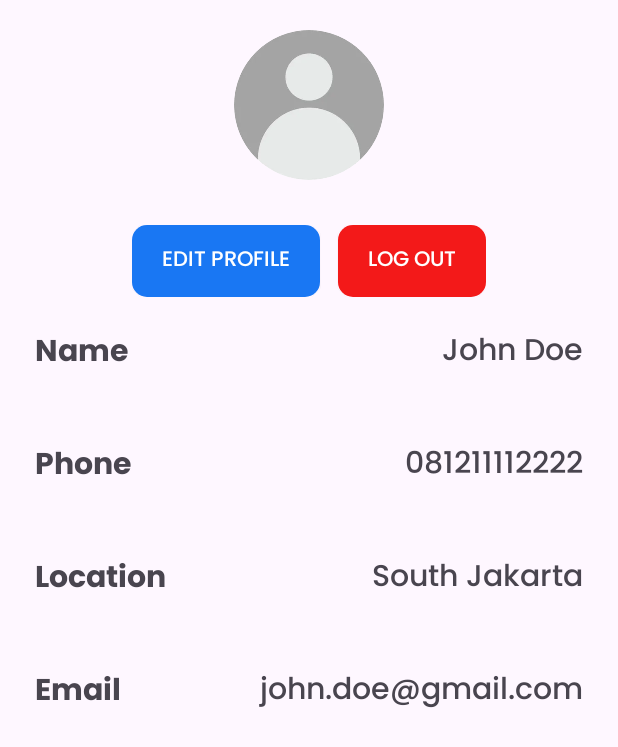
After one commit to ValenciusR/Loker.In, an Android app: the ProfilePelangganActivity screen opened directly, with no data from a screen before it, on a phone screen of 412 x 824 dp. The commit adds this screen. Shown: the top 747 px of the screen. Run offline under Robolectric (Android 15) with nearby library versions, the phone set to English and light mode, and no system bars; 1 statement that could not run was skipped.

Commit message:
Feat: Added profile pelanggan activity and page styling

```diff
--- a/app/src/main/AndroidManifest.xml
+++ b/app/src/main/AndroidManifest.xml
@@ -12,6 +12,9 @@
         android:supportsRtl="true"
         android:theme="@style/Theme.Lokerin"
         tools:targetApi="31">
+        <activity
+            android:name=".ProfilePelangganActivity"
+            android:exported="false" />
         <activity
             android:name=".CreateProfile_WorkExperience"
             android:exported="false" />
--- /dev/null
+++ b/app/src/main/java/com/example/lokerin/ProfilePelangganActivity.java
@@ -0,0 +1,24 @@
+package com.example.lokerin;
+
+import android.os.Bundle;
+
+import androidx.activity.EdgeToEdge;
+import androidx.appcompat.app.AppCompatActivity;
+import androidx.core.graphics.Insets;
+import androidx.core.view.ViewCompat;
+import androidx.core.view.WindowInsetsCompat;
+
+public class ProfilePelangganActivity extends AppCompatActivity {
+
+    @Override
+    protected void onCreate(Bundle savedInstanceState) {
+        super.onCreate(savedInstanceState);
+        EdgeToEdge.enable(this);
+        setContentView(R.layout.activity_profile_pelanggan);
+        ViewCompat.setOnApplyWindowInsetsListener(findViewById(R.id.main), (v, insets) -> {
+            Insets systemBars = insets.getInsets(WindowInsetsCompat.Type.systemBars());
+            v.setPadding(systemBars.left, systemBars.top, systemBars.right, systemBars.bottom);
+            return insets;
+        });
+    }
+}
--- /dev/null
+++ b/app/src/main/res/drawable/rounded_red_button.xml
@@ -0,0 +1,5 @@
+<?xml version="1.0" encoding="utf-8"?>
+<shape xmlns:android="http://schemas.android.com/apk/res/android">
+    <solid android:color="#F31919" />
+    <corners android:radius="10dp" />
+</shape>
--- /dev/null
+++ b/app/src/main/res/layout/activity_profile_pelanggan.xml
@@ -0,0 +1,157 @@
+<?xml version="1.0" encoding="utf-8"?>
+<LinearLayout xmlns:android="http://schemas.android.com/apk/res/android"
+    android:layout_width="match_parent"
+    android:layout_height="match_parent"
+    xmlns:app="http://schemas.android.com/apk/res-auto"
+    android:orientation="vertical">
+
+
+    <com.google.android.material.imageview.ShapeableImageView
+        android:layout_width="100sp"
+        android:layout_height="100sp"
+        android:id="@+id/iv_profile_profilePelangganPage"
+        app:shapeAppearanceOverlay="@style/roundedProfileImage"
+        android:src="@drawable/default_no_profile_icon"
+        android:scaleType="centerCrop"
+        android:layout_gravity="center"
+        android:layout_marginTop="20sp"/>
+
+    <LinearLayout
+        android:layout_width="wrap_content"
+        android:layout_height="wrap_content"
+        android:layout_gravity="center"
+        android:orientation="horizontal"
+        android:layout_marginTop="30sp">
+
+        <androidx.appcompat.widget.AppCompatButton
+            android:id="@+id/acb_editProfile_profilePelangganPage"
+            android:layout_width="wrap_content"
+            android:layout_height="wrap_content"
+            android:text="Edit Profile"
+            android:textColor="#FFFFFF"
+            android:paddingHorizontal="20sp"
+            android:paddingVertical="10sp"
+            android:layout_marginRight="12sp"
+            android:backgroundTint="@null"
+            android:background="@drawable/rounded_blue_button"
+            android:fontFamily="@font/poppins_medium"/>
+
+        <androidx.appcompat.widget.AppCompatButton
+            android:id="@+id/acb_logOut_profilePelangganPage"
+            android:layout_width="wrap_content"
+            android:layout_height="wrap_content"
+            android:text="Log Out"
+            android:textColor="#FFFFFF"
+            android:paddingHorizontal="20sp"
+            android:paddingVertical="10sp"
+            android:backgroundTint="@null"
+            android:background="@drawable/rounded_red_button"
+            android:fontFamily="@font/poppins_medium"/>
+
+    </LinearLayout>
+
+    <LinearLayout
+        android:layout_width="match_parent"
+        android:layout_height="wrap_content"
+        android:orientation="horizontal"
+        android:layout_marginHorizontal="23sp"
+        android:layout_marginVertical="20sp">
+
+        <TextView
+            android:layout_width="wrap_content"
+            android:layout_height="wrap_content"
+            android:text="Name"
+            android:layout_gravity="start"
+            android:textSize="20sp"
+            android:fontFamily="@font/poppins_bold"/>
+
+        <TextView
+            android:id="@+id/tv_name_profilePelangganPage"
+            android:layout_width="match_parent"
+            android:layout_height="wrap_content"
+            android:text="John Doe"
+            android:gravity="end"
+            android:textSize="20sp"
+            android:fontFamily="@font/poppins_medium"/>
+
+    </LinearLayout>
+
+    <LinearLayout
+        android:layout_width="match_parent"
+        android:layout_height="wrap_content"
+        android:orientation="horizontal"
+        android:layout_marginHorizontal="23sp"
+        android:layout_marginVertical="20sp">
+
+        <TextView
+            android:layout_width="wrap_content"
+            android:layout_height="wrap_content"
+            android:text="Phone"
+            android:layout_gravity="start"
+            android:textSize="20sp"
+            android:fontFamily="@font/poppins_bold"/>
+
+        <TextView
+            android:id="@+id/tv_phone_profilePelangganPage"
+            android:layout_width="match_parent"
+            android:layout_height="wrap_content"
+            android:text="081211112222"
+            android:gravity="end"
+            android:textSize="20sp"
+            android:fontFamily="@font/poppins_medium"/>
+
+    </LinearLayout>
+
+    <LinearLayout
+        android:layout_width="match_parent"
+        android:layout_height="wrap_content"
+        android:orientation="horizontal"
+        android:layout_marginHorizontal="23sp"
+        android:layout_marginVertical="20sp">
+
+        <TextView
+            android:layout_width="wrap_content"
+            android:layout_height="wrap_content"
+            android:text="Location"
+            android:layout_gravity="start"
+            android:textSize="20sp"
+            android:fontFamily="@font/poppins_bold"/>
+
+        <TextView
+            android:id="@+id/tv_location_profilePelangganPage"
+            android:layout_width="match_parent"
+            android:layout_height="wrap_content"
+            android:text="South Jakarta"
+            android:gravity="end"
+            android:textSize="20sp"
+            android:fontFamily="@font/poppins_medium"/>
+
+    </LinearLayout>
+
+    <LinearLayout
+        android:layout_width="match_parent"
+        android:layout_height="wrap_content"
+        android:orientation="horizontal"
+        android:layout_marginHorizontal="23sp"
+        android:layout_marginVertical="20sp">
+
+        <TextView
+            android:layout_width="wrap_content"
+            android:layout_height="wrap_content"
+            android:text="Email"
+            android:layout_gravity="start"
+            android:textSize="20sp"
+            android:fontFamily="@font/poppins_bold"/>
+
+        <TextView
+            android:id="@+id/tv_email_profilePelangganPage"
+            android:layout_width="match_parent"
+            android:layout_height="wrap_content"
+            android:text="john.doe@gmail.com"
+            android:gravity="end"
+            android:textSize="20sp"
+            android:fontFamily="@font/poppins_medium"/>
+
+    </LinearLayout>
+
+</LinearLayout>
--- a/app/src/main/res/values/styles.xml
+++ b/app/src/main/res/values/styles.xml
@@ -35,4 +35,9 @@
     <style name="PoppinsThin" parent="TextAppearance.AppCompat">
         <item name="android:fontFamily">@font/poppins_thin</item>
     </style>
+
+    <style name="roundedProfileImage">
+        <item name="cornerFamily">rounded</item>
+        <item name="cornerSize">50%</item>
+    </style>
 </resources>
```
Also changed, not shown: app/src/main/res/drawable/default_no_profile_icon.png (added).
